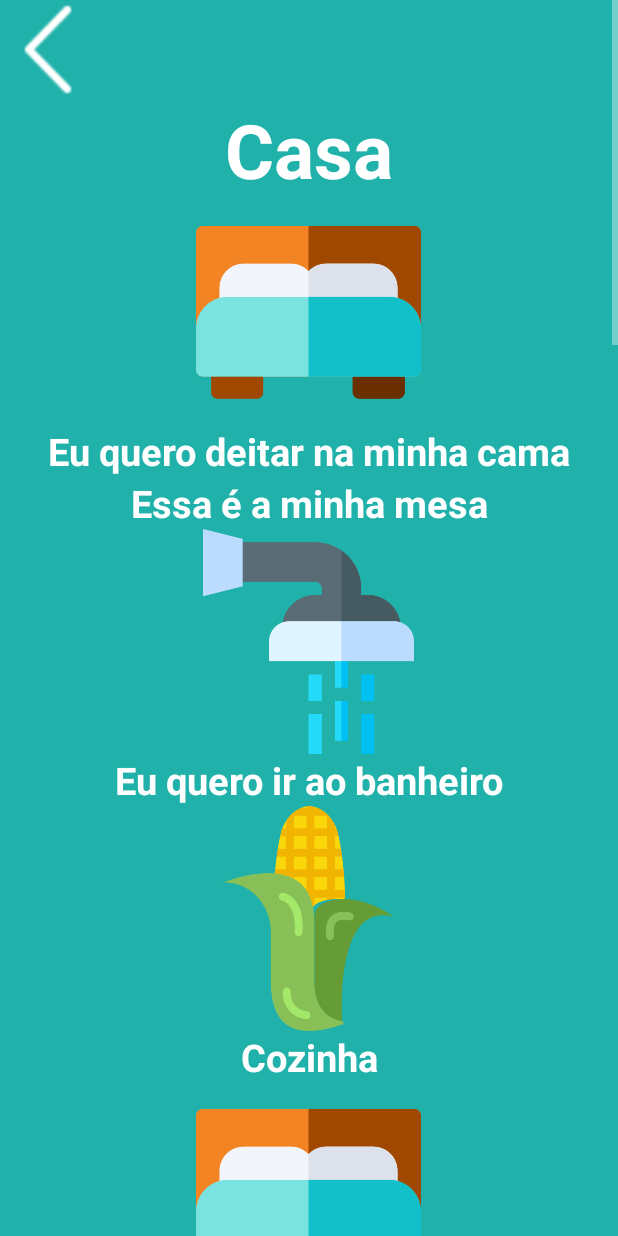
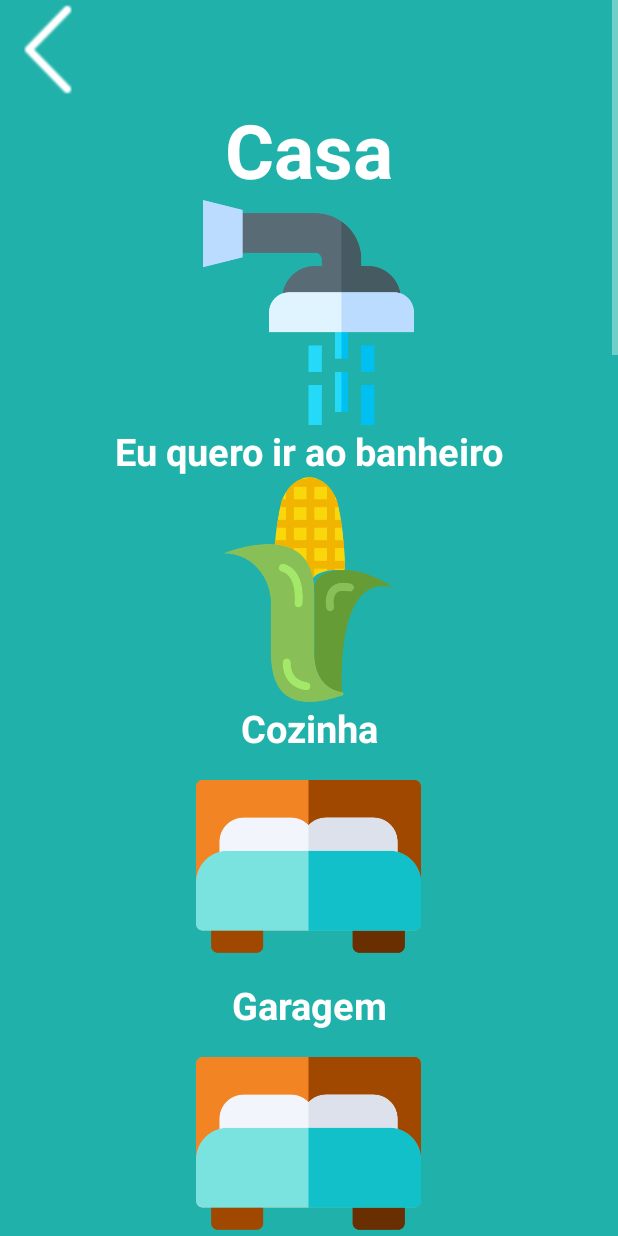
Before and after one commit to alanabanana/Babbler2, an Android app: the CasaActivity screen opened directly, with no data from a screen before it, on a phone screen of 412 x 824 dp. Run offline under Robolectric (Android 15) with nearby library versions, the phone set to English and light mode, and no system bars.

Commit message:
arrumar tela do dependente

```diff
--- a/app/src/main/AndroidManifest.xml
+++ b/app/src/main/AndroidManifest.xml
@@ -31,7 +31,12 @@
         <activity android:name=".PerfilPaiActivity">
 
         </activity>
-        <activity android:name=".PerfilFilhoActivity" />
+        <activity android:name=".PerfilFilhoActivity" >
+        <intent-filter>
+            <action android:name="android.intent.action.MAIN" />
+            <category android:name="android.intent.category.LAUNCHER" />
+        </intent-filter>
+        </activity>
         <activity android:name=".AdicionarBotaoActivity" />
         <activity android:name=".EditarBotaoActivity"/>
         <activity android:name=".RelatorioActivity"/>
@@ -55,10 +60,7 @@
         <activity android:name=".InfoIconesActivity"/>
         <activity android:name=".InformacaoActivity"/>
         <activity android:name=".PrimeiraTelaActivity">
-        <intent-filter>
-            <action android:name="android.intent.action.MAIN" />
-            <category android:name="android.intent.category.LAUNCHER" />
-        </intent-filter>
+
         </activity>
         </application>
     </manifest>
--- a/app/src/main/java/com/example/ifpr/tccdaalana/ComunicaçãoActivity.java
+++ b/app/src/main/java/com/example/ifpr/tccdaalana/ComunicaçãoActivity.java
@@ -54,7 +54,7 @@ public class ComunicaçãoActivity extends Activity {
         Intent intent = new Intent(this, CorpoActivity.class);
         startActivity(intent);
     }
-    public void TelaComunicacaoDiversao(View v){
+    public void TelaComunicacaoDiversao (View v){
         Intent intent = new Intent(this,DiversaoActivity.class);
         startActivity(intent);
     }
--- a/app/src/main/res/layout/activity_casa.xml
+++ b/app/src/main/res/layout/activity_casa.xml
@@ -24,33 +24,7 @@
             android:textSize="50sp"
             android:textStyle="bold" />
 
-        <ImageButton
-            android:id="@+id/camaButton"
-            android:layout_width="150sp"
-            android:layout_height="150sp"
-            android:layout_gravity="center"
-            android:background="@drawable/bed"
-            android:onClick="cama" />
 
-        <TextView
-            android:id="@+id/textCama"
-            android:layout_width="match_parent"
-            android:layout_height="wrap_content"
-            android:gravity="center_vertical|center"
-            android:text="Eu quero deitar na minha cama"
-            android:textColor="#FFFFFF"
-            android:textSize="25sp"
-            android:textStyle="bold" />
-
-        <TextView
-            android:id="@+id/textMesa"
-            android:layout_width="match_parent"
-            android:layout_height="wrap_content"
-            android:gravity="center_vertical|center"
-            android:text="Essa é a minha mesa"
-            android:textColor="#FFFFFF"
-            android:textSize="25sp"
-            android:textStyle="bold" />
 
         <ImageButton
             android:id="@+id/banheiroButton"
@@ -153,6 +127,7 @@
             android:textColor="#FFFFFF"
             android:textSize="50dp"
             android:textStyle="bold"
+            android:layout_marginBottom="10dp"
             android:onClick="TelaCasaComida"/>
 
         <Button
@@ -164,6 +139,7 @@
             android:onClick="TelaCasaCorpo"
             android:text="Corpo"
             android:textColor="#FFFFFF"
+            android:layout_marginBottom="10dp"
             android:textSize="50dp"
             android:textStyle="bold" />
 
@@ -174,6 +150,7 @@
             android:background="#73ff6b"
             android:gravity="center|center_horizontal"
             android:text="Comunicação"
+            android:layout_marginBottom="10dp"
             android:textColor="#FFFFFF"
             android:textSize="50dp"
             android:textStyle="bold"
@@ -184,6 +161,7 @@
             android:layout_width="match_parent"
             android:layout_height="119dp"
             android:background="#f55c7c"
+            android:layout_marginBottom="10dp"
             android:gravity="center|center_horizontal"
             android:onClick="TelaCasaDiversao"
             android:text="Diversão"
@@ -195,6 +173,7 @@
             android:layout_width="match_parent"
             android:layout_height="119dp"
             android:background="#7a6ef6"
+            android:layout_marginBottom="10dp"
             android:gravity="center|center_horizontal"
             android:text="Dor"
             android:textColor="#FFFFFF"
@@ -206,6 +185,7 @@
             android:layout_width="match_parent"
             android:layout_height="119dp"
             android:background="#f8c290 "
+            android:layout_marginBottom="10dp"
             android:gravity="center|center_horizontal"
             android:text="Escola"
             android:textColor="#FFFFFF"
@@ -216,6 +196,7 @@
             android:id="@+id/familiaCasaButton"
             android:layout_width="match_parent"
             android:layout_height="119dp"
+            android:layout_marginBottom="10dp"
             android:background="#fce34a"
             android:gravity="center|center_horizontal"
             android:text="Família"
@@ -228,6 +209,7 @@
             android:layout_width="match_parent"
             android:layout_height="119dp"
             android:background="#04f088"
+            android:layout_marginBottom="10dp"
             android:gravity="center|center_horizontal"
             android:text="Letras"
             android:textColor="#FFFFFF"
@@ -238,6 +220,7 @@
             android:id="@+id/necessidadesCasaButton"
             android:layout_width="match_parent"
             android:layout_height="119dp"
+            android:layout_marginBottom="10dp"
             android:background="#fa6691"
             android:gravity="center|center_horizontal"
             android:text="Necessidades"
@@ -250,6 +233,7 @@
             android:id="@+id/numerosCasaButton"
             android:layout_width="match_parent"
             android:layout_height="119dp"
+            android:layout_marginBottom="10dp"
             android:background="#c872f8"
             android:gravity="center|center_horizontal"
             android:onClick="TelaCasaNumeros"
@@ -261,6 +245,7 @@
             android:id="@+id/palavrasBasicasCasaButton"
             android:layout_width="match_parent"
             android:layout_height="119dp"
+            android:layout_marginBottom="10dp"
             android:background="#741a07"
             android:gravity="center|center_horizontal"
             android:text="Palavras Básicas"
@@ -273,6 +258,7 @@
             android:layout_width="match_parent"
             android:layout_height="119dp"
             android:background="#f7c702"
+            android:layout_marginBottom="10dp"
             android:gravity="center|center_horizontal"
             android:text="Roupas"
             android:textColor="#FFFFFF"
@@ -284,6 +270,7 @@
             android:layout_width="match_parent"
             android:layout_height="119dp"
             android:background="#7281c0"
+            android:layout_marginBottom="10dp"
             android:gravity="center|center_horizontal"
             android:text="Sentidos"
             android:textColor="#FFFFFF"
@@ -295,6 +282,7 @@
             android:layout_width="match_parent"
             android:layout_height="119dp"
             android:background="#FF5722"
+            android:layout_marginBottom="10dp"
             android:gravity="center|center_horizontal"
             android:text="Sentidos"
             android:textColor="#FFFFFF"
```
